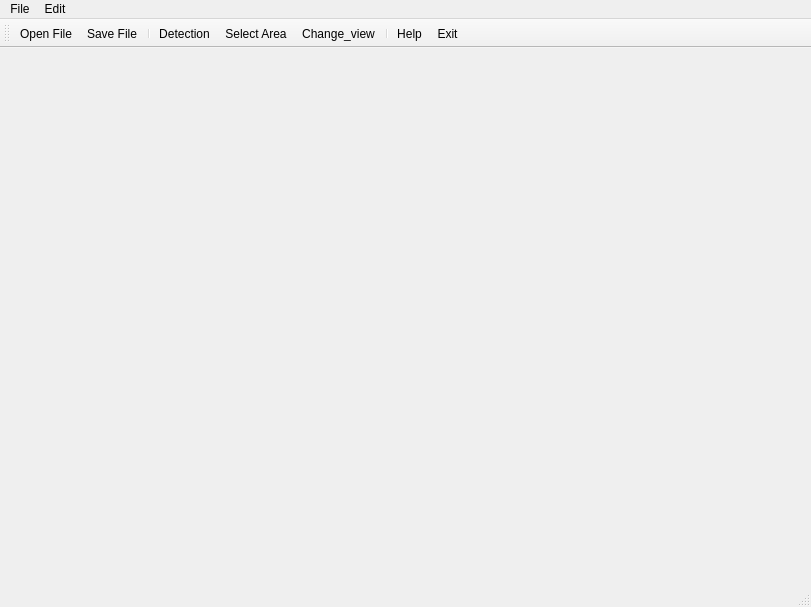
Qt form mainwindow.ui (Ccas-Recognition/NeuronsRecognition) before a commit.
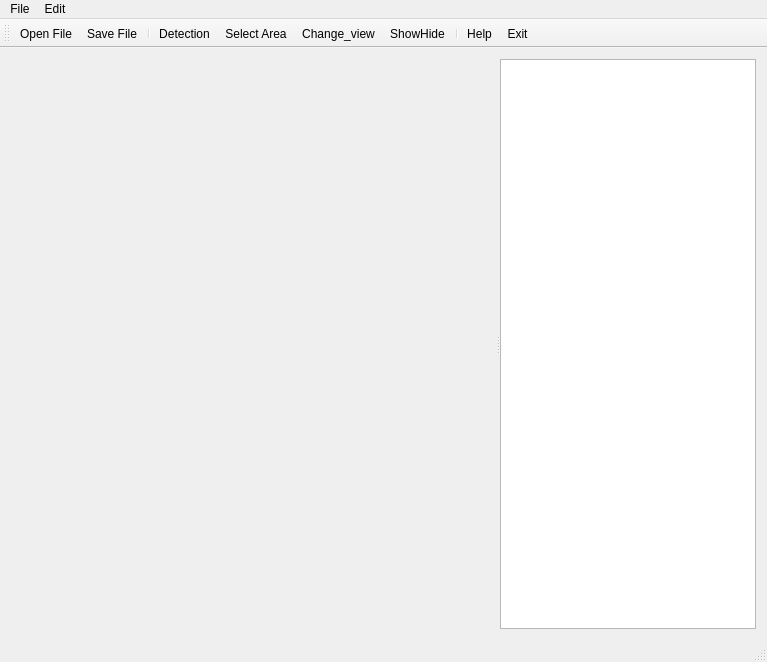
The same form after that commit. Icons and pictures are not drawn.

Commit message: Base show/hide action

What changed in the file:
```diff
--- a/mainwindow.ui
+++ b/mainwindow.ui
@@ -6,21 +6,56 @@
    <rect>
     <x>0</x>
     <y>0</y>
-    <width>811</width>
-    <height>607</height>
+    <width>767</width>
+    <height>662</height>
    </rect>
   </property>
   <property name="windowTitle">
    <string>Create Samples</string>
   </property>
-  <widget class="QWidget" name="centralWidget"/>
+  <widget class="QWidget" name="centralWidget">
+   <layout class="QVBoxLayout" name="verticalLayout">
+    <item>
+     <widget class="QSplitter" name="splitter">
+      <property name="orientation">
+       <enum>Qt::Horizontal</enum>
+      </property>
+      <widget class="QWidget" name="imageWidget" native="true">
+       <property name="enabled">
+        <bool>true</bool>
+       </property>
+       <property name="sizePolicy">
+        <sizepolicy hsizetype="Expanding" vsizetype="Expanding">
+         <horstretch>3</horstretch>
+         <verstretch>0</verstretch>
+        </sizepolicy>
+       </property>
+       <property name="baseSize">
+        <size>
+         <width>0</width>
+         <height>0</height>
+        </size>
+       </property>
+      </widget>
+      <widget class="QListWidget" name="listWidget">
+       <property name="maximumSize">
+        <size>
+         <width>16777215</width>
+         <height>16777215</height>
+        </size>
+       </property>
+      </widget>
+     </widget>
+    </item>
+   </layout>
+  </widget>
   <widget class="QMenuBar" name="menuBar">
    <property name="geometry">
     <rect>
      <x>0</x>
      <y>0</y>
-     <width>811</width>
-     <height>21</height>
+     <width>767</width>
+     <height>22</height>
     </rect>
    </property>
    <widget class="QMenu" name="menuOpen_File">
@@ -56,6 +91,7 @@
    <addaction name="actionRun"/>
    <addaction name="actionCulc_Stat"/>
    <addaction name="actionChange_view"/>
+   <addaction name="actionShowHide"/>
    <addaction name="separator"/>
    <addaction name="actionHelp"/>
    <addaction name="actionExit"/>
@@ -171,6 +207,18 @@
     <string>Change_view</string>
    </property>
   </action>
+  <action name="actionShowHide">
+   <property name="checkable">
+    <bool>true</bool>
+   </property>
+   <property name="icon">
+    <iconset resource="sources.qrc">
+     <normaloff>:/new/prefix1/Icons/Eraser-icon.png</normaloff>:/new/prefix1/Icons/Eraser-icon.png</iconset>
+   </property>
+   <property name="text">
+    <string>ShowHide</string>
+   </property>
+  </action>
  </widget>
  <layoutdefault spacing="6" margin="11"/>
  <resources>
```
Left out of the diff: 22 changed lines with no effect on the pictures. The commit also changes 3 other files.
